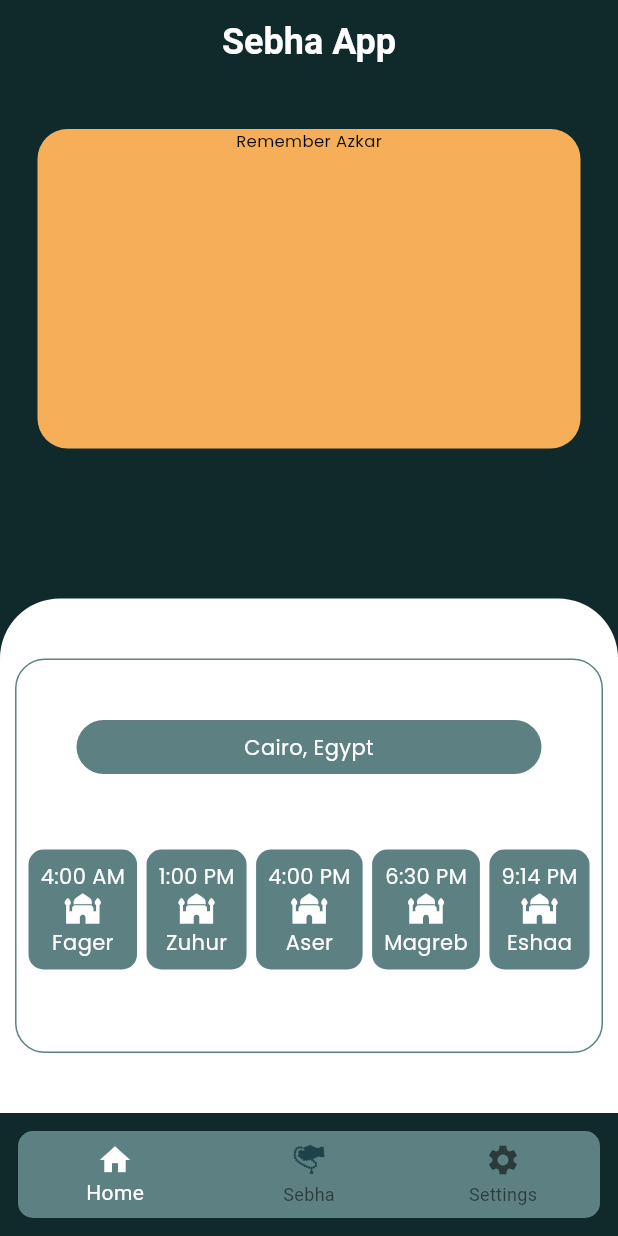
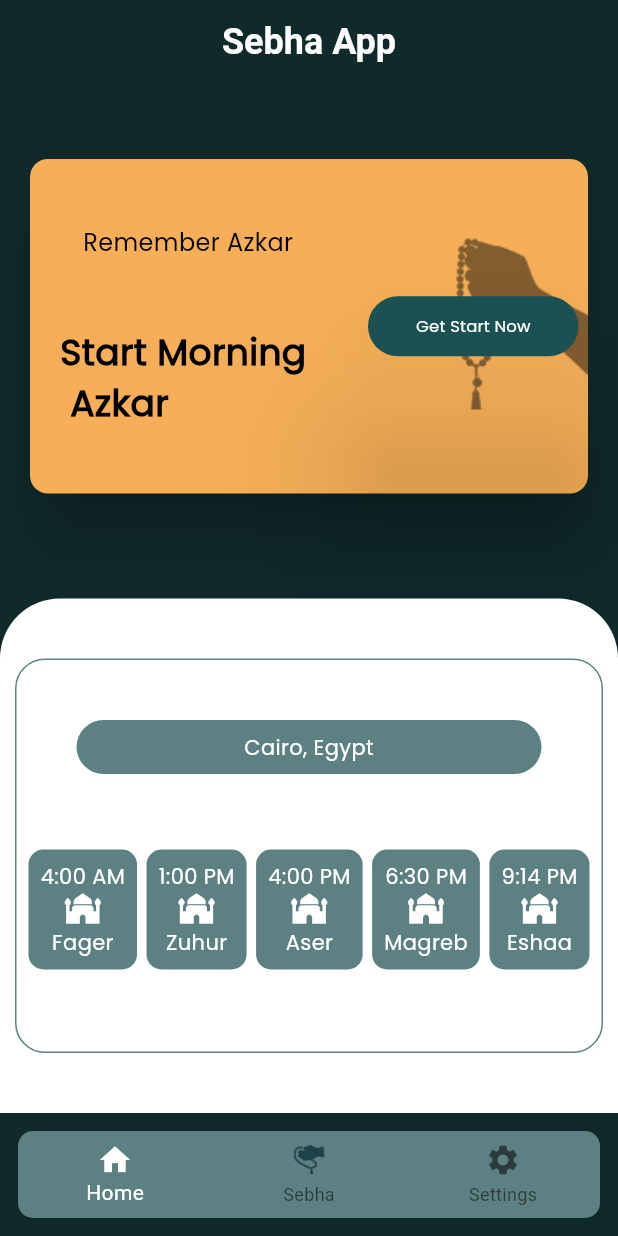
Before and after one commit to ali72-20/zak-er, a Flutter app: the screen it shows after launch, on a phone screen of 412 x 824 dp. Run offline on Flutter 3.47's test engine with Material 3 defaults, Android fonts, the phone set to English and light mode, and no system bars; our stand-ins replace animated_bottom_navigation_bar.

Commit message:
+ Azkar screen navigation

```diff
--- a/lib/Models/AzkarComp.dart
+++ b/lib/Models/AzkarComp.dart
@@ -1,20 +1,73 @@
 import 'package:flutter/cupertino.dart';
 import 'package:flutter/material.dart';
+
+import '../Screens/AzkarScreen.dart';
 
 class AzkarComp extends StatelessWidget {
   const AzkarComp({super.key});
 
   @override
   Widget build(BuildContext context) {
-    return const Column(
+    return Row(
+      mainAxisAlignment: MainAxisAlignment.spaceBetween,
       children: [
-        Text(
-          "Remember Azkar",
-          style: TextStyle(
-            color: Colors.black,
-            fontFamily: 'Poppins',
-            fontSize: 11,
+        const Padding(
+          padding: EdgeInsets.only(left: 20),
+          child: Column(
+            mainAxisAlignment: MainAxisAlignment.spaceEvenly,
+            children: [
+              Text(
+                "Remember Azkar",
+                style: TextStyle(
+                  color: Colors.black,
+                  fontFamily: 'Poppins',
+                  fontSize: 16,
+                ),
+              ),
+              Text(
+                'Start Morning \n Azkar',
+                style: TextStyle(
+                    color: Colors.black,
+                    fontSize: 24,
+                    fontFamily: 'Poppins',
+                    fontWeight: FontWeight.bold),
+              ),
+            ],
           ),
+        ),
+        Stack(
+          alignment: Alignment.center,
+          children: [
+            const Padding(
+              padding: EdgeInsets.only(left: 13),
+              child: Image(
+                image: AssetImage('assets/images/SebhaBack.png'),
+                width: 140,
+                height: 190,
+              ),
+            ),
+            ElevatedButton(
+              onPressed: () {
+                Navigator.push(context, MaterialPageRoute(
+                  builder: (BuildContext context) {
+                    return Azkarscreen();
+                  },
+                ));
+              },
+              style: ElevatedButton.styleFrom(
+                elevation: 50,
+                backgroundColor: Color(0xff1C5153),
+              ),
+              child: const Padding(
+                padding: EdgeInsets.all(8.0),
+                child: Text(
+                  'Get Start Now',
+                  style: TextStyle(
+                      color: Colors.white, fontFamily: 'Poppins', fontSize: 11),
+                ),
+              ),
+            ),
+          ],
         ),
       ],
     );
--- a/lib/Screens/home.dart
+++ b/lib/Screens/home.dart
@@ -18,16 +18,10 @@ class home extends StatelessWidget {
         mainAxisAlignment: MainAxisAlignment.center,
         children: [
           Expanded(
-            child: Container(
-              width: double.infinity,
-              margin:
-                  EdgeInsets.only(left: 25, right: 25, top: 30, bottom: 100),
-              decoration: const BoxDecoration(
-                color: Color(0xffF6AF58),
-                borderRadius: BorderRadius.all(
-                  Radius.circular(20),
-                ),
-              ),
+            child: Card(
+              elevation: 20,
+              margin: EdgeInsets.only(left: 20,right: 20,top: 50,bottom: 70),
+              color: Color(0xffF6AF58),
               child: AzkarComp(),
             ),
           ),
```
Also changed, not shown: lib/Screens/AzkarScreen.dart (added, +31 -0 lines), assets/images/SebhaBack.png (added).
